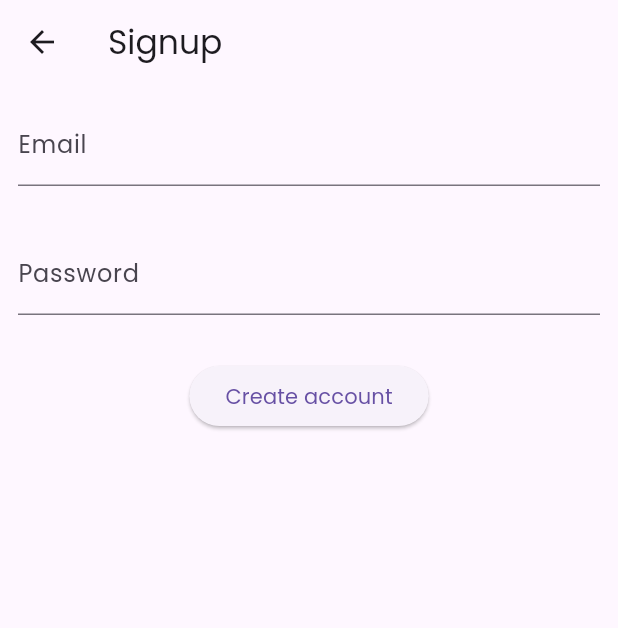
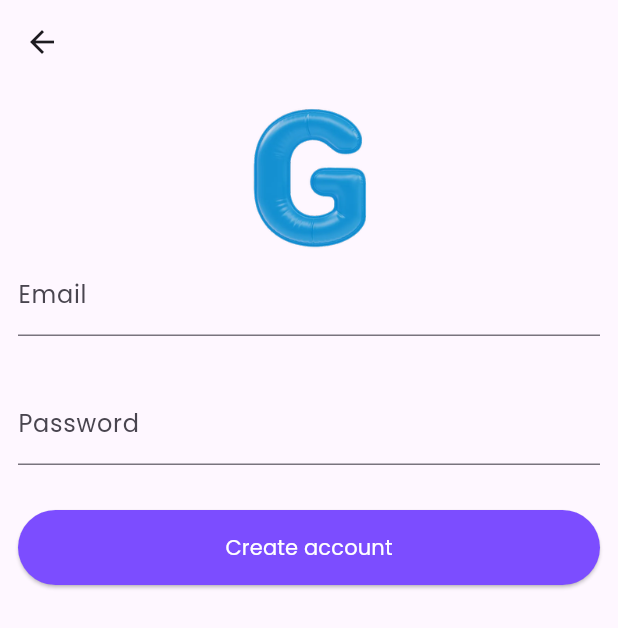
Before and after one commit to ogunbor/globalchat_flutter, a Flutter app: the screen it shows after launch, after a tap on "Login", after a tap on "Signup here", on a phone screen of 412 x 824 dp. Shown: the top 628 px of the screen. Run offline on Flutter 3.47's test engine with Material 3 defaults, Android fonts, the light colour scheme and no system bars; our stand-ins replace firebase_auth, firebase_core; accounts and stored records are empty.

Commit message:
Added logo image and did basic decoration on screens

```diff
--- a/lib/screens/login_screen.dart
+++ b/lib/screens/login_screen.dart
@@ -41,15 +41,20 @@ class _LoginScreenState extends State<LoginScreen> {
   @override
   Widget build(BuildContext context) {
     return Scaffold(
-      appBar: AppBar(
-        title: Text('Login'),
-      ),
+      // appBar: AppBar(
+      //   title: Text('Login'),
+      // ),
       body: Form(
         key: userForm,
         child: Padding(
           padding: const EdgeInsets.all(12.0),
           child: Column(
+            mainAxisAlignment: MainAxisAlignment.center,
             children: [
+              SizedBox(
+                  height: 100,
+                  width: 100,
+                  child: Image.asset("assets/images/logo.png")),
               TextFormField(
                 autovalidateMode: AutovalidateMode.onUserInteraction,
                 controller: email,
@@ -75,7 +80,14 @@ class _LoginScreenState extends State<LoginScreen> {
                 decoration: InputDecoration(label: Text('Password')),
               ),
               SizedBox(height: 30),
-              ElevatedButton(
+              Row(
+                children: [
+                  Expanded(
+                    child: ElevatedButton(
+                        style: ElevatedButton.styleFrom(
+                            minimumSize: Size(0, 50),
+                            foregroundColor: Colors.white,
+                            backgroundColor: Colors.deepPurpleAccent),
                         onPressed: () {
                           if (userForm.currentState!.validate()) {
                             //Create account
@@ -86,6 +98,9 @@ class _LoginScreenState extends State<LoginScreen> {
                           }
                         },
                         child: Text('Login')),
+                  ),
+                ],
+              ),
               SizedBox(height: 20),
               Row(
                 children: [
--- a/lib/screens/signup_screen.dart
+++ b/lib/screens/signup_screen.dart
@@ -40,7 +40,7 @@ class _SignupScreenState extends State<SignupScreen> {
   Widget build(BuildContext context) {
     return Scaffold(
       appBar: AppBar(
-        title: Text('Signup'),
+        title: Text(""),
       ),
       body: Form(
         key: userForm,
@@ -48,6 +48,10 @@ class _SignupScreenState extends State<SignupScreen> {
           padding: const EdgeInsets.all(12.0),
           child: Column(
             children: [
+              SizedBox(
+                  height: 100,
+                  width: 100,
+                  child: Image.asset("assets/images/logo.png")),
               TextFormField(
                 autovalidateMode: AutovalidateMode.onUserInteraction,
                 controller: email,
@@ -73,7 +77,14 @@ class _SignupScreenState extends State<SignupScreen> {
                 decoration: InputDecoration(label: Text('Password')),
               ),
               SizedBox(height: 30),
-              ElevatedButton(
+              Row(
+                children: [
+                  Expanded(
+                    child: ElevatedButton(
+                        style: ElevatedButton.styleFrom(
+                            minimumSize: Size(0, 50),
+                            foregroundColor: Colors.white,
+                            backgroundColor: Colors.deepPurpleAccent),
                         onPressed: () {
                           if (userForm.currentState!.validate()) {
                             //Create account
@@ -83,7 +94,10 @@ class _SignupScreenState extends State<SignupScreen> {
                                 password: password.text);
                           }
                         },
-                  child: Text('Create account'))
+                        child: Text('Create account')),
+                  ),
+                ],
+              )
             ],
           ),
         ),
--- a/lib/screens/splash_screen.dart
+++ b/lib/screens/splash_screen.dart
@@ -41,7 +41,12 @@ class _SplashScreenState extends State<SplashScreen> {
   @override
   Widget build(BuildContext context) {
     return Scaffold(
-      body: Center(child: Text('Splash screen')),
+      body: Center(
+        child: SizedBox(
+            height: 100,
+            width: 100,
+            child: Image.asset("assets/images/logo.png")),
+      ),
     );
   }
 }
--- a/pubspec.yaml
+++ b/pubspec.yaml
@@ -59,9 +59,8 @@ flutter:
   uses-material-design: true
 
   # To add assets to your application, add an assets section, like this:
-  # assets:
-  #   - images/a_dot_burr.jpeg
-  #   - images/a_dot_ham.jpeg
+  assets:
+    - assets/images/
 
   # An image asset can refer to one or more resolution-specific "variants", see
   # https://flutter.dev/assets-and-images/#resolution-aware
```
Also changed, not shown: assets/images/logo.png (added). Lines whose indentation alone changed are shown as unchanged.
